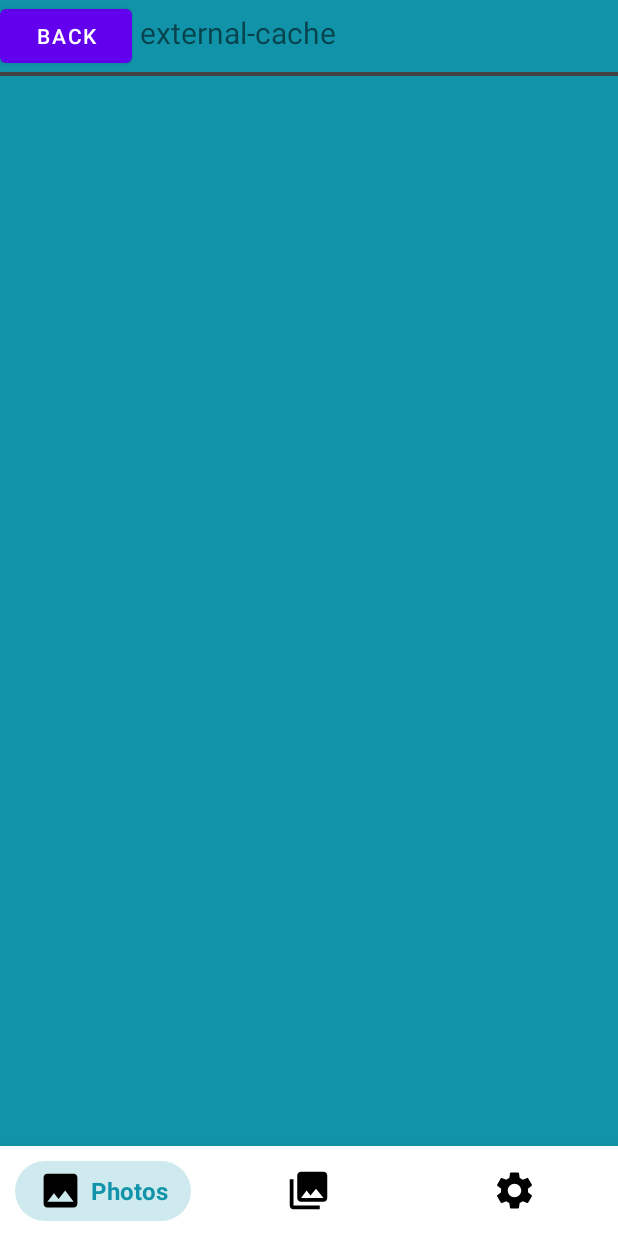
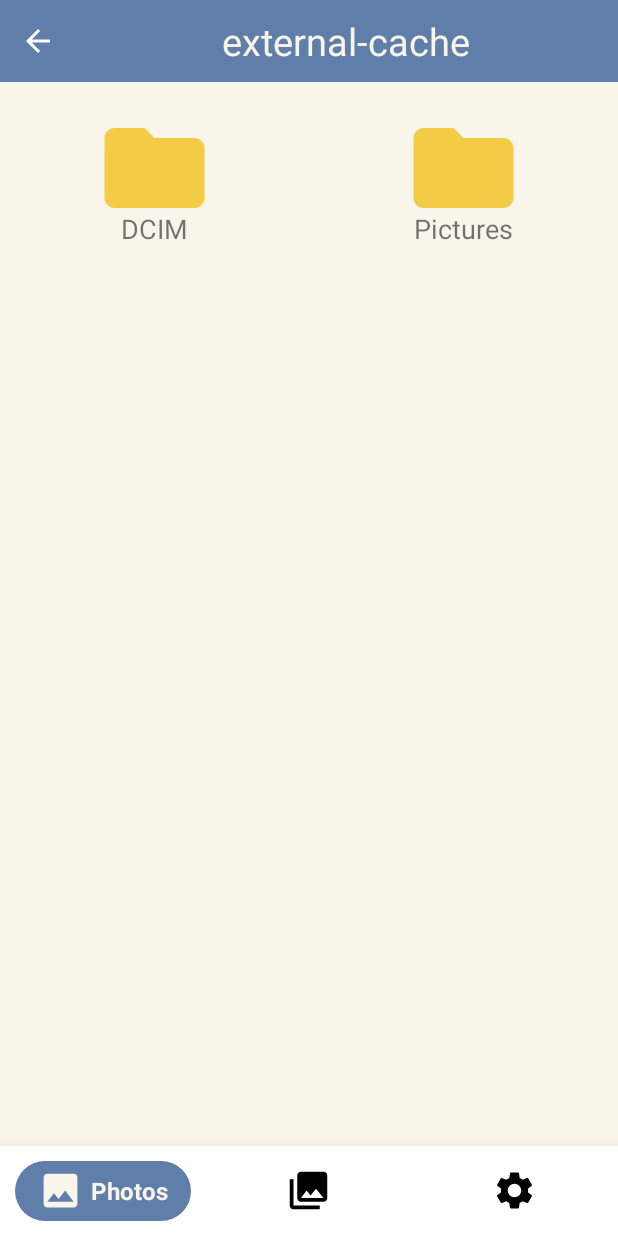
Before and after one commit to sangphamitus/Gallery-Android-Project, an Android app: the fragment PhotosFragment placed in its activity, on a phone screen of 412 x 824 dp. Run offline under Robolectric (Android 15) with nearby library versions, the phone set to English and light mode, and no system bars.

Commit message:
Update layout and fixing bug

```diff
--- a/GalleryGr3/app/src/main/java/com/example/gallerygr3/FolderAdapter.java
+++ b/GalleryGr3/app/src/main/java/com/example/gallerygr3/FolderAdapter.java
@@ -43,7 +43,21 @@ public class FolderAdapter extends RecyclerView.Adapter<FolderAdapter.ViewHolder
 
         int getPositionFolderName=  Dirs.get(position).lastIndexOf("/");
         String name= Dirs.get(position).substring(getPositionFolderName + 1);
-        holder.textFolder.setText(name);
+
+        String displayName="";
+
+        if (name.length() > 15)
+        {
+            displayName = name.substring(0, 7);
+            displayName+="...";
+            displayName += name.substring(name.length()-8);
+        }
+        else
+        {
+            displayName = name;
+        }
+
+        holder.textFolder.setText(displayName);
 
         holder.folderItem.setOnClickListener(new View.OnClickListener() {
             @Override
--- a/GalleryGr3/app/src/main/java/com/example/gallerygr3/ImageAdapter.java
+++ b/GalleryGr3/app/src/main/java/com/example/gallerygr3/ImageAdapter.java
@@ -41,7 +41,22 @@ public class ImageAdapter extends RecyclerView.Adapter<ImageAdapter.ViewHolder>
 
         int getPositionFolderName= Images.get(position).lastIndexOf("/");
         String name= Images.get(position).substring(getPositionFolderName + 1);
-       holder.imageText.setText(name);
+        String[] ArrayName= name.split("\\.");
+        String displayName="";
+
+        if (ArrayName[0].length() > 10)
+        {
+            displayName = ArrayName[0].substring(0, 5);
+            displayName+="...";
+            displayName += ArrayName[0].substring(ArrayName[0].length()-5);
+        }
+        else
+        {
+            displayName = ArrayName[0];
+        }
+        displayName+="."+ArrayName[1];
+
+       holder.imageText.setText(displayName);
 
         File imgFile= new File(Images.get(position));
         Bitmap myBitmap = BitmapFactory.decodeFile(imgFile.getAbsolutePath());
--- a/GalleryGr3/app/src/main/java/com/example/gallerygr3/MainActivity.java
+++ b/GalleryGr3/app/src/main/java/com/example/gallerygr3/MainActivity.java
@@ -5,6 +5,7 @@ package com.example.gallerygr3;
 import android.Manifest;
 import android.annotation.SuppressLint;
 import android.content.Context;
+import android.graphics.Color;
 import android.os.Bundle;
 import android.view.View;
 import android.view.animation.Animation;
@@ -35,6 +36,8 @@ public class MainActivity extends AppCompatActivity  implements MainCallBack {
     String currentDirectory=null;
 
     String SD;
+    String DCIM;
+    String Picture;
     ArrayList<String> folderPaths=new ArrayList<String>();
 
     PhotosFragment photo;
@@ -59,6 +62,8 @@ public class MainActivity extends AppCompatActivity  implements MainCallBack {
                 }, 1);
 
         SD = Environment.getExternalStorageDirectory().getAbsolutePath();
+        DCIM = Environment.getExternalStoragePublicDirectory(Environment.DIRECTORY_DCIM).getAbsolutePath();
+        Picture= Environment.getExternalStoragePublicDirectory(Environment.DIRECTORY_PICTURES).getAbsolutePath();
 
         arrFrag[0] = PhotosFragment.class;
         arrFrag[1] = AlbumsFragment.class;
@@ -143,14 +148,24 @@ public class MainActivity extends AppCompatActivity  implements MainCallBack {
     }
 
     @Override
-    public String popFolderPath() {
+    public void popFolderPath() {
         folderPaths.remove(folderPaths.size()-1 );
-        return folderPaths.get(folderPaths.size()-1);
+        currentDirectory = folderPaths.get(folderPaths.size()-1);
     }
 
     @Override
     public ArrayList<String> getFolderPath() {
         return folderPaths;
+    }
+
+    @Override
+    public String getDCIMDirectory() {
+        return DCIM;
+    }
+
+    @Override
+    public String getPictureDirectory() {
+        return Picture;
     }
 
     protected class NavLinearLayouts implements View.OnClickListener {
@@ -179,6 +194,11 @@ public class MainActivity extends AppCompatActivity  implements MainCallBack {
                         arrNavTextViews[i].setVisibility(View.GONE);
                         arrNavImageViews[i].setImageResource(arrIcon[i]);
                         arrNavLinearLayouts[i].setBackgroundColor(getResources().getColor(R.color.white, null));
+                        arrNavImageViews[i].setColorFilter(R.color.black);
+                    }
+                    else
+                    {
+                        arrNavImageViews[i].setColorFilter(Color.argb(255, 255, 255, 255));
                     }
 
                     //change this icon
--- a/GalleryGr3/app/src/main/java/com/example/gallerygr3/MainCallBack.java
+++ b/GalleryGr3/app/src/main/java/com/example/gallerygr3/MainCallBack.java
@@ -8,8 +8,10 @@ public interface MainCallBack {
     public String getSDDirectory();
     public String getCurrentDirectory();
     public void pushFolderPath (String inp );
-    public String popFolderPath();
+    public void popFolderPath();
     public ArrayList<String> getFolderPath();
+    public String getDCIMDirectory();
+    public String getPictureDirectory();
 
 
 
--- a/GalleryGr3/app/src/main/java/com/example/gallerygr3/PhotosFragment.java
+++ b/GalleryGr3/app/src/main/java/com/example/gallerygr3/PhotosFragment.java
@@ -17,6 +17,7 @@ import android.view.ViewGroup;
 import android.widget.AdapterView;
 import android.widget.ArrayAdapter;
 import android.widget.Button;
+import android.widget.ImageButton;
 import android.widget.Spinner;
 import android.widget.TextView;
 import android.widget.Toast;
@@ -31,16 +32,18 @@ import java.util.ArrayList;
  */
 public class PhotosFragment extends Fragment implements FolderCallBack {
 
-    Button backBtn;
+    ImageButton backBtn;
     Context context;
     String currentDirectory=null;
 
-    ArrayList<String> DirInPaths;
-    ArrayList<String> FileInPaths;
+    ArrayList<String> DirInPaths=new ArrayList<String>();
+    ArrayList<String> FileInPaths=new ArrayList<String>();
     RecyclerView folderPictureReview;
     RecyclerView imageReview;
 
     String SD;
+    String DCIM;
+    String Pictures;
     View currentView;
 
     TextView currDirDisplay;
@@ -100,6 +103,8 @@ public class PhotosFragment extends Fragment implements FolderCallBack {
         context= getContext();
         SD= ((MainActivity)context).getSDDirectory();
 
+        DCIM= ((MainActivity)context).getDCIMDirectory();
+        Pictures= ((MainActivity)context).getPictureDirectory();
 
 
 
@@ -117,7 +122,7 @@ public class PhotosFragment extends Fragment implements FolderCallBack {
 
         currDirDisplay =(TextView) currentView.findViewById(R.id.currentDir);
 
-        backBtn =(Button) currentView.findViewById(R.id.backButton);
+        backBtn =(ImageButton) currentView.findViewById(R.id.backButton);
         backBtn.setOnClickListener(new View.OnClickListener() {
             @Override
             public void onClick(View view) {
@@ -128,9 +133,9 @@ public class PhotosFragment extends Fragment implements FolderCallBack {
                 }
                 else
                 {
-                   String outer= ((MainActivity)context).popFolderPath();
-                    ((MainActivity)context).setCurrentDirectory(outer);
-                   // currentDirectory=((MainActivity)context).getCurrentDirectory();
+                   ((MainActivity)context).popFolderPath();
+                   // ((MainActivity)context).setCurrentDirectory(outer);
+                    currentDirectory=((MainActivity)context).getCurrentDirectory();
                     setTitleFolder();
 
                 }
@@ -142,7 +147,27 @@ public class PhotosFragment extends Fragment implements FolderCallBack {
         return currentView;
     }
 
+    public void clearImage() {
+        int size = FileInPaths.size();
+        if (size > 0) {
+            for (int i = 0; i < size; i++) {
+                FileInPaths.remove(0);
+            }
 
+
+        }
+    }
+    public void clearDir()
+    {int size = DirInPaths.size();
+        if (size > 0) {
+            for (int i = 0; i < size; i++) {
+                DirInPaths.remove(0);
+            }
+
+
+        }
+
+    }
 
     public void setTitleFolder()
     {
@@ -162,46 +187,37 @@ public class PhotosFragment extends Fragment implements FolderCallBack {
 
         File sdFile= new File(Dir);
         File[] foldersSD= sdFile.listFiles();
+        clearImage();
+        clearDir();
+        if(Dir==SD)
+        {
+            DirInPaths.add(DCIM);
+            DirInPaths.add(Pictures);
+        }
 
+        else
+        {
             try
             {
 
-            DirInPaths=new ArrayList<String>();
-            for (File folder:foldersSD)
+
+
+                for (File file:foldersSD)
                 {
-                boolean flag=false;
-                if( folder.isDirectory())
+                    if( file.isDirectory())
                     {
                         //get absolute
-                    DirInPaths.add(folder.getAbsolutePath());
+                        DirInPaths.add(file.getAbsolutePath());
 
                     }
-            }
-
-        }
-        catch(Exception e)
+                    else
                     {
-            //do nothing
-        }
-        loadFolders();
-        readImagesInFolder();
-    }
-
-    private void readImagesInFolder()
-    {
-        try
-        {
-            String Dir=currentDirectory;
-
-            File folder=new File(Dir);
-            File[] allFiles=folder.listFiles();
-
-            FileInPaths= new ArrayList<String>();
-            for(File file:allFiles)
-            {
-
                         for(String extension:ImageExtensions)
                         {
+                            if(FileInPaths.size()>15)
+                            {
+                                break;
+                            }
                             if (file.getAbsolutePath().toLowerCase().endsWith(extension))
                             {
                                 // addImageView(file.getAbsolutePath());
@@ -211,21 +227,69 @@ public class PhotosFragment extends Fragment implements FolderCallBack {
                             }
 
                         }
-                if(FileInPaths.size()>10)
-                {
-                    break;
                     }
                 }
+
             }
-        catch (Exception e)
+            catch(Exception e)
             {
-            Log.e("Error",e.getMessage());
+                //do nothing
             }
 
-            loadImages();
+        }
+
+        if(DirInPaths.size()>0)
+        {
+
+            clearImage();
+
+        }
+        loadFolders();
 
 
+        loadImages();
     }
+
+
+      //  readImagesInFolder();
+
+
+//    private void readImagesInFolder()
+//    {
+//        try
+//        {
+//            String Dir=currentDirectory;
+//            File folder=new File(Dir);
+//            File[] allFiles=folder.listFiles();
+//
+//
+//            FileInPaths= new ArrayList<String>();
+//            for(File file:allFiles)
+//            {
+//
+//                for(String extension:ImageExtensions)
+//                {
+//                    if (file.getAbsolutePath().toLowerCase().endsWith(extension))
+//                    {
+//                        // addImageView(file.getAbsolutePath());
+//                        FileInPaths.add(file.getAbsolutePath());
+//
+//                        break;
+//                    }
+//
+//                }
+//
+//            }
+//        }
+//        catch (Exception e)
+//        {
+//            Log.e("Error",e.getMessage());
+//        }
+//
+//            loadImages();
+//
+//
+//    }
 
     private void loadFolders()
     {
@@ -237,12 +301,8 @@ public class PhotosFragment extends Fragment implements FolderCallBack {
     }
     private  void loadImages()
     {
-        ArrayList<String> inp= new ArrayList<String>();
-        for (int i=0;i<(FileInPaths.size()>10?10:FileInPaths.size());i++ )
-        {
-            inp.add(FileInPaths.get(i));
-        }
-        ImageAdapter imgAdapter =new ImageAdapter(context,inp);
+
+        ImageAdapter imgAdapter =new ImageAdapter(context,FileInPaths);
         imageReview.setAdapter(imgAdapter);
         imageReview.setLayoutManager(new GridLayoutManager(context,2));
     }
--- /dev/null
+++ b/GalleryGr3/app/src/main/res/drawable/ic_baseline_arrow_back_24.xml
@@ -0,0 +1,5 @@
+<vector android:height="24dp" android:tint="#FFFFFF"
+    android:viewportHeight="24" android:viewportWidth="24"
+    android:width="24dp" xmlns:android="http://schemas.android.com/apk/res/android">
+    <path android:fillColor="@android:color/white" android:pathData="M20,11H7.83l5.59,-5.59L12,4l-8,8 8,8 1.41,-1.41L7.83,13H20v-2z"/>
+</vector>
--- /dev/null
+++ b/GalleryGr3/app/src/main/res/drawable/ic_baseline_folder_24.xml
@@ -0,0 +1,5 @@
+<vector android:height="24dp" android:tint="#F4CB44"
+    android:viewportHeight="24" android:viewportWidth="24"
+    android:width="24dp" xmlns:android="http://schemas.android.com/apk/res/android">
+    <path android:fillColor="@android:color/white" android:pathData="M10,4H4c-1.1,0 -1.99,0.9 -1.99,2L2,18c0,1.1 0.9,2 2,2h16c1.1,0 2,-0.9 2,-2V8c0,-1.1 -0.9,-2 -2,-2h-8l-2,-2z"/>
+</vector>
--- a/GalleryGr3/app/src/main/res/layout/activity_main.xml
+++ b/GalleryGr3/app/src/main/res/layout/activity_main.xml
@@ -54,7 +54,8 @@
                 android:layout_width="30dp"
                 android:layout_height="wrap_content"
                 android:adjustViewBounds="true"
-                android:src="@drawable/ic_baseline_photo" />
+                android:src="@drawable/ic_baseline_photo"
+                app:tint="@color/photos"/>
 
             <TextView
                 android:id="@+id/photos_txt"
--- a/GalleryGr3/app/src/main/res/layout/folder_view.xml
+++ b/GalleryGr3/app/src/main/res/layout/folder_view.xml
@@ -8,11 +8,10 @@
 
     <ImageView
         android:layout_width="match_parent"
-        android:layout_height="100dp"
+        android:layout_height="80dp"
         android:id="@+id/folderImage"
         android:layout_centerInParent="true"
-        android:src="@drawable/ic_launcher_background"/>
-
+        android:src="@drawable/ic_baseline_folder_24"/>
 
     <TextView
         android:id="@+id/folderText"
--- a/GalleryGr3/app/src/main/res/layout/fragment_photos.xml
+++ b/GalleryGr3/app/src/main/res/layout/fragment_photos.xml
@@ -6,42 +6,51 @@
     android:background="@color/photos"
     tools:context=".PhotosFragment">
 
+    <LinearLayout
+        android:layout_width="match_parent"
+        android:layout_height="match_parent"
+        android:orientation="vertical">
         <TableLayout
             android:layout_width="match_parent"
             android:layout_height="wrap_content"
             android:orientation="horizontal"
             android:id="@+id/display"
-            android:stretchColumns="0">
+            android:stretchColumns="1"
+            android:background="@color/photos_20"
+            android:paddingTop="10dp"
+           android:paddingBottom="10dp"
+            >
             <TableRow>
-                <LinearLayout
-                    android:layout_width="match_parent"
-                    android:layout_height="wrap_content"
-                    android:orientation="horizontal">
-                    <Button
-                        android:layout_width="wrap_content"
-                        android:layout_height="wrap_content"
+
+                    <ImageButton
+                        android:layout_width="50dp"
+                        android:layout_height="match_parent"
                         android:text="back"
+                        android:src="@drawable/ic_baseline_arrow_back_24"
                         android:id="@+id/backButton"
-                        android:layout_marginRight="5dp">
 
-                    </Button>
+                        android:layout_marginRight="0dp"
+                        android:background="@null">
+
+                    </ImageButton>
                     <TextView
                         android:layout_width="match_parent"
                         android:layout_height="wrap_content"
-                        android:text=""
-                        android:textSize="20dp"
+
+                        android:text="Gallery"
+                        android:textSize="25dp"
                         android:id="@+id/currentDir"
-                        android:textFontWeight="@integer/material_motion_duration_medium_1">
+                        android:textFontWeight="@integer/material_motion_duration_medium_1"
+                        android:textColor="@color/photos"
+                        android:elegantTextHeight="true"
+                        android:textAlignment="center">
 
                     </TextView>
-                </LinearLayout>
+
 
             </TableRow>
-            <TableRow>
+        </TableLayout>
 
-            </TableRow>
-
-            <TableRow>
         <ScrollView
             android:orientation="vertical"
             android:layout_width="match_parent"
@@ -58,36 +67,27 @@
                     android:id="@+id/folderPictureReview"
 
                     android:layout_width="match_parent"
-                            android:layout_height="wrap_content"
+                    android:layout_height="match_parent"
+                    android:overScrollMode="never"
                     >
 
                 </androidx.recyclerview.widget.RecyclerView>
-                        <TextView
-                            android:layout_width="match_parent"
-                            android:layout_height="wrap_content"
-                            android:text="line"
-                            android:background="@color/cardview_dark_background"
-                            android:textColor="@color/cardview_dark_background"
-                            android:textSize="1dp"
-                            android:gravity="center_horizontal"></TextView>
 
 
                 <androidx.recyclerview.widget.RecyclerView
                     android:id="@+id/imagePictureView"
 
                     android:layout_width="match_parent"
-                            android:layout_height="wrap_content"
+                    android:layout_height="match_parent"
+                    android:overScrollMode="never"
                     >
 
                 </androidx.recyclerview.widget.RecyclerView>
 
             </LinearLayout>
 
-
         </ScrollView>
-            </TableRow>
-        </TableLayout>
-
+    </LinearLayout>
 
 
 
--- a/GalleryGr3/app/src/main/res/layout/picture_view.xml
+++ b/GalleryGr3/app/src/main/res/layout/picture_view.xml
@@ -1,11 +1,12 @@
 <?xml version="1.0" encoding="utf-8"?>
 <RelativeLayout xmlns:android="http://schemas.android.com/apk/res/android"
     android:layout_width="match_parent"
-    android:layout_height="match_parent"
+    android:layout_height="wrap_content"
+    android:layout_centerInParent="true"
     android:layout_margin="5dp">
     <ImageView
         android:layout_width="match_parent"
-        android:layout_height="100dp"
+        android:layout_height="80dp"
         android:id="@+id/fileImage"
         android:layout_centerHorizontal="true"
         android:layout_centerVertical="false">
@@ -13,10 +14,10 @@
     </ImageView>
     <TextView
         android:id="@+id/imageText"
-        android:layout_width="wrap_content"
+        android:layout_width="match_parent"
         android:layout_height="wrap_content"
         android:textSize="18sp"
         android:layout_below="@id/fileImage"
         android:text=""
-        android:layout_centerHorizontal="true"/>
+        android:gravity="center"/>
 </RelativeLayout>
--- a/GalleryGr3/app/src/main/res/values/colors.xml
+++ b/GalleryGr3/app/src/main/res/values/colors.xml
@@ -8,11 +8,11 @@
     <color name="black">#FF000000</color>
     <color name="white">#FFFFFFFF</color>
 
-    <color name="photos">#1194AA</color>
+    <color name="photos">#F9F5EB</color>
     <color name="albums">#C9379D</color>
     <color name="settings">#AE7E0F</color>
 
-    <color name="photos_20">#331194AA</color>
+    <color name="photos_20">#607EAA</color>
     <color name="albums_20">#33C9379D</color>
     <color name="settings_20">#33AE7E0F</color>
 
```
Lines whose indentation alone changed are shown as unchanged.
